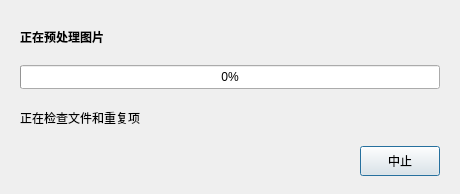
First picture: the form in src/ui/dialog_image_import_progress.ui, repository Craftkuro/StickerGenie, before the edit.
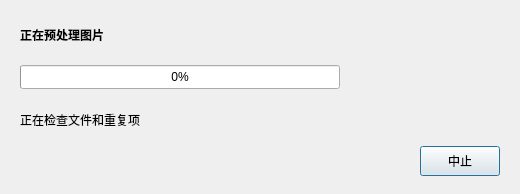
Second picture: the form after the edit.

```diff
--- a/src/ui/dialog_image_import_progress.ui
+++ b/src/ui/dialog_image_import_progress.ui
@@ -6,13 +6,13 @@
    <rect>
     <x>0</x>
     <y>0</y>
-    <width>460</width>
+    <width>520</width>
      <height>194</height>
    </rect>
   </property>
   <property name="minimumSize">
    <size>
-    <width>440</width>
+    <width>500</width>
      <height>194</height>
    </size>
   </property>
@@ -48,6 +48,8 @@
     </widget>
    </item>
    <item>
+    <layout class="QHBoxLayout" name="horizontalLayoutProgress">
+     <item>
     <widget class="QProgressBar" name="progressBar">
      <property name="minimumSize">
       <size>
@@ -65,6 +67,24 @@
       <string>%p%</string>
      </property>
     </widget>
+     </item>
+     <item>
+      <widget class="QLabel" name="labelTaskProgress">
+       <property name="minimumSize">
+        <size>
+         <width>150</width>
+         <height>24</height>
+        </size>
+       </property>
+       <property name="text">
+        <string/>
+       </property>
+       <property name="alignment">
+        <set>Qt::AlignmentFlag::AlignRight|Qt::AlignmentFlag::AlignVCenter</set>
+       </property>
+      </widget>
+     </item>
+    </layout>
    </item>
     <item>
      <widget class="QLabel" name="labelDetail">
```
Lines whose indentation alone changed are shown as unchanged.
